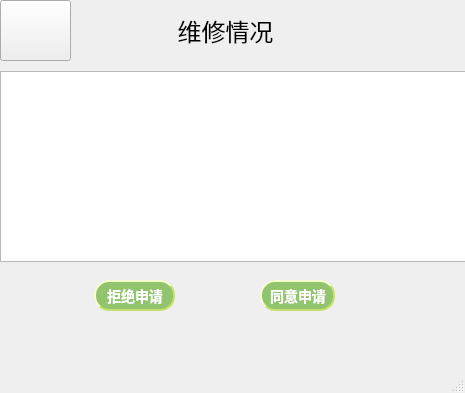
The window that mainwindow13.ui (code-aifarmer/Home-appliance-information-management-system-) describes before a commit, drawn with Qt 5.
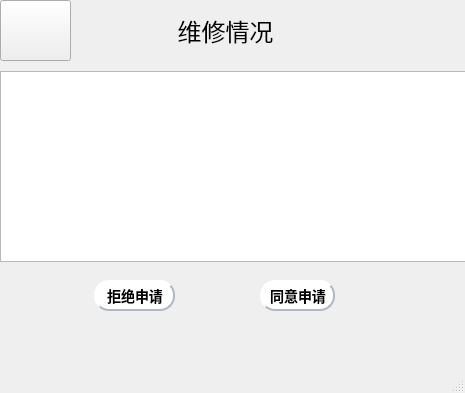
The same window after the commit. Icons and pictures are not drawn.

```diff
--- a/mainwindow13.ui
+++ b/mainwindow13.ui
@@ -174,15 +174,15 @@
 }
 
 QPushButton {
-background-color: #91c46c;
+background-color: #ffffff;
 color: #ffffff;
-color:white;
+color:black;
                     /* 文字颜色 */
-background-color: #91c46c;       /* 背景色 */
+background-color: #ffffff;       /* 背景色 */
 border-style: outset;            /* 边框风格 */
 border-width: 2px;               /* 边框宽度 */
 border-radius: 5px;              /* 边框圆角 */
-border-color: #c6e070;           /* 边框颜色 */
+border-color: #b0b7c1;           /* 边框颜色 */
 font: bold 14px;                 /* 字体 */
 min-width: 2em;                  /* 控件最小宽度 */
 min-height: 2px;                 /* 控件最小高度 */
@@ -217,15 +217,15 @@
 }
 
 QPushButton {
-background-color: #91c46c;
+background-color: #ffffff;
 color: #ffffff;
-color:white;
+color:black;
                     /* 文字颜色 */
-background-color: #91c46c;       /* 背景色 */
+background-color: #ffffff;       /* 背景色 */
 border-style: outset;            /* 边框风格 */
 border-width: 2px;               /* 边框宽度 */
 border-radius: 5px;              /* 边框圆角 */
-border-color: #c6e070;           /* 边框颜色 */
+border-color: #b0b7c1;           /* 边框颜色 */
 font: bold 14px;                 /* 字体 */
 min-width: 2em;                  /* 控件最小宽度 */
 min-height: 2px;                 /* 控件最小高度 */
```
Left out of the diff: 97 changed lines with no effect on the pictures.
